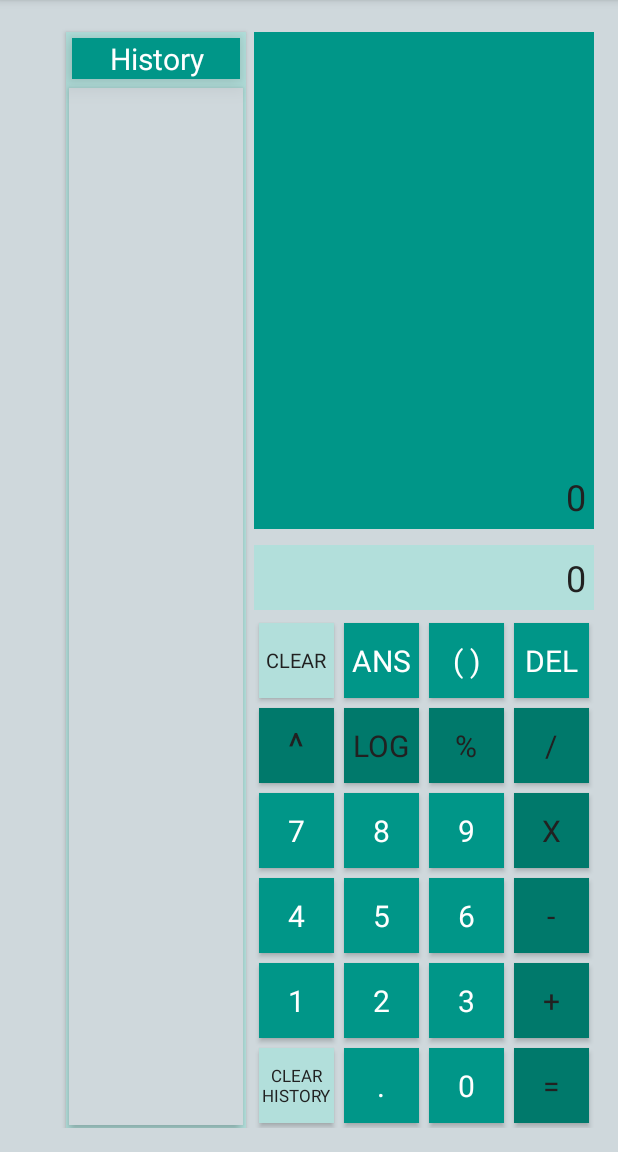
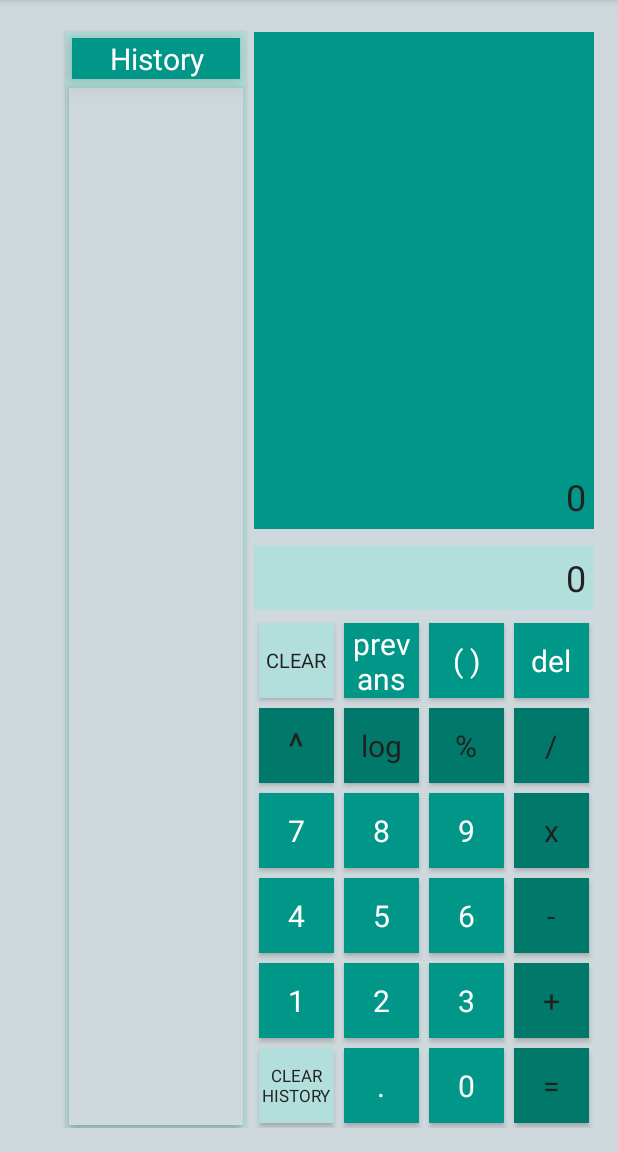
Before and after one commit to asimminhas001/androidCalculator, an Android app: the screen it shows after launch (MainActivity), on a phone screen of 412 x 824 dp, the part 84-1236 px from its top. Run offline under Robolectric (Android 15) with nearby library versions, the phone set to English and light mode, and no system bars; 2 statements that could not run were skipped.

Commit message:
Added interface changes and fixed recall history not recalling history

```diff
--- a/app/src/main/java/kamal/calculator/expressionParser.java
+++ b/app/src/main/java/kamal/calculator/expressionParser.java
@@ -21,15 +21,16 @@ import java.util.Stack;
     // TODO: Add log and ^ functions - DONE
     // TODO: Move equals, dot, 0 and mod button to make it more user friendly -DONE
     // TODO: Add clear history button/function - DONE
+    // TODO: 2 % 0 = NAN ??? - DONE
+    // TODO: implement global hashmap through interface implementation - DONE
 
 /**
  * TODO List
  */
-    // TODO: 2 % 0 = NAN ???
+
     // TODO: ANS btn feedback
     // TODO: have btns off when not useable (i.e. after operator no operator)
     // TODO: reduce divider shadow (elevation)
-    // TODO: implement global hashmap through interface implementation - DONE
     // TODO: voice input??????
 
 interface OperatorMethods {
--- a/app/src/main/res/layout/history_item_template.xml
+++ b/app/src/main/res/layout/history_item_template.xml
@@ -7,7 +7,7 @@
 
     <!--Separator-->
     <View
-        android:elevation="4dp"
+        android:elevation="2dp"
         android:layout_width="fill_parent"
         android:layout_height="1dp"
         android:background="@color/colorAccent" />
--- a/app/src/main/res/values/strings.xml
+++ b/app/src/main/res/values/strings.xml
@@ -14,7 +14,7 @@
     <string name="six">6</string>
     <string name="nine">9</string>
     <string name="brackets">( )</string>
-    <string name="ans">ans</string>
+    <string name="ans">prev ans</string>
 
     <!--col3-->
     <string name="zero">0</string>
--- a/app/src/main/res/values/styles.xml
+++ b/app/src/main/res/values/styles.xml
@@ -92,6 +92,7 @@
     <!--Operator Button styles-->
     <style name="MainCalcOperators">
         <item name="android:textSize">20sp</item>
+        <item name="android:textAllCaps">false</item>
         <item name="android:textColor">@color/textColorPrimary</item>
         <item name="android:background">@color/colorPrimaryDark</item>
         <item name="android:layout_height">50dp</item>
@@ -104,6 +105,7 @@
     <style name="MainCalcFunctions">
         <item name="android:textSize">20sp</item>
         <item name="android:textColor">@color/textPrimary</item>
+        <item name="android:textAllCaps">false</item>
         <item name="android:background">@color/colorPrimary</item>
         <item name="android:layout_height">50dp</item>
         <item name="android:layout_width">50dp</item>
```
